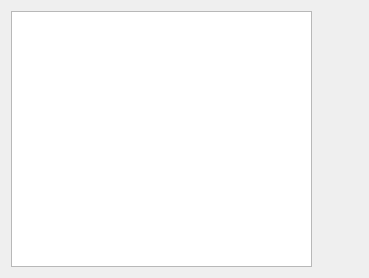
Qt form pwin.ui (dotblank/groove) before a commit.
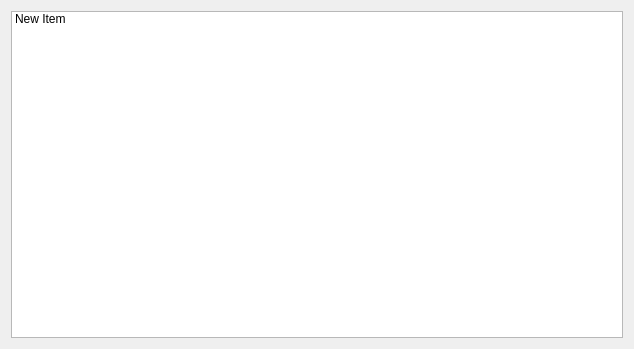
The same form after that commit. Icons and pictures are not drawn.

Diff of the .ui file:
```diff
--- a/pwin.ui
+++ b/pwin.ui
@@ -6,8 +6,8 @@
    <rect>
     <x>0</x>
     <y>0</y>
-    <width>369</width>
-    <height>278</height>
+    <width>634</width>
+    <height>349</height>
    </rect>
   </property>
   <property name="windowTitle">
@@ -15,38 +15,26 @@
   </property>
   <layout class="QHBoxLayout" name="horizontalLayout">
    <item>
-    <widget class="QListWidget" name="listWidget"/>
-   </item>
+    <widget class="QListWidget" name="listWidget">
+     <property name="dragDropMode">
+      <enum>QAbstractItemView::InternalMove</enum>
+     </property>
+     <property name="selectionBehavior">
+      <enum>QAbstractItemView::SelectRows</enum>
+     </property>
    <item>
-    <layout class="QVBoxLayout" name="verticalLayout">
-     <item>
-      <widget class="QPushButton" name="pushButton">
        <property name="text">
-        <string/>
+       <string>New Item</string>
        </property>
        <property name="icon">
         <iconset resource="res.qrc">
-         <normaloff>:/groove/icons/general_close.png</normaloff>:/groove/icons/general_close.png</iconset>
-       </property>
-       <property name="flat">
-        <bool>true</bool>
-       </property>
+        <normaloff>:/groove/icons/general_forward.png</normaloff>:/groove/icons/general_forward.png</iconset>
+      </property>
+     </item>
       </widget>
      </item>
      <item>
-      <spacer name="verticalSpacer">
-       <property name="orientation">
-        <enum>Qt::Vertical</enum>
-       </property>
-       <property name="sizeHint" stdset="0">
-        <size>
-         <width>20</width>
-         <height>40</height>
-        </size>
-       </property>
-      </spacer>
-     </item>
-    </layout>
+    <layout class="QVBoxLayout" name="verticalLayout"/>
    </item>
   </layout>
  </widget>
```
Lines whose indentation alone changed are shown as unchanged.
